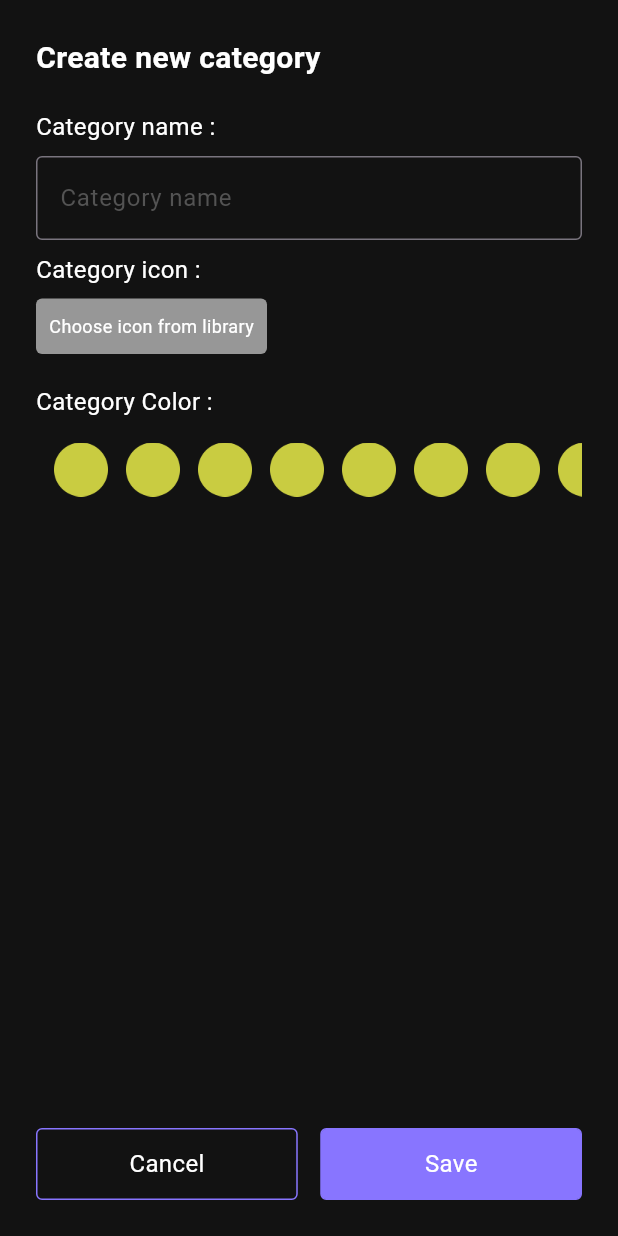
After one commit to RezaGustian29/todolist, a Flutter app: the AddCategoryView screen opened by its route, on a phone screen of 412 x 824 dp. The commit adds this screen. Run offline on Flutter 3.47's test engine with Material 3 defaults, Android fonts, the phone set to English and light mode, and no system bars; missing offline and left inert: omni_datetime_picker.

Commit message:
Wip: Category View

```diff
--- a/lib/main.dart
+++ b/lib/main.dart
@@ -4,6 +4,7 @@ import 'package:todolist/provider/page_provider.dart';
 import 'package:todolist/view/auth/login_view.dart';
 import 'package:todolist/view/auth/register_view.dart';
 import 'package:todolist/view/bottom_navbar/bottom_navbar.dart';
+import 'package:todolist/view/category/add_category_view.dart';
 import 'package:todolist/view/home/home_view.dart';
 
 void main() {
@@ -30,6 +31,7 @@ class MyApp extends StatelessWidget {
           '/bottom': (context) => const BottomNavbar(),
           '/register': (context) => const RegisterView(),
           '/home': (context) => const HomeView(),
+          '/category': (context) => const AddCategoryView(),
         },
       ),
     );
--- a/lib/view/bottom_navbar/bottom_navbar.dart
+++ b/lib/view/bottom_navbar/bottom_navbar.dart
@@ -159,13 +159,19 @@ class _BottomNavbarState extends State<BottomNavbar> {
                                                     children: <Widget>[
                                                       ...List.generate(
                                                         12,
-                                                        (context) =>
-                                                            Image.asset(
-                                                          'assets/icons/icons_category.png',
-                                                          width: 64,
-                                                          height: 90,
+                                                        (index) =>
+                                                            GestureDetector(
+                                                          onTap: () => Navigator
+                                                              .pushNamed(
+                                                                  context,
+                                                                  '/category'),
+                                                          child: Image.asset(
+                                                            'assets/icons/icons_category.png',
+                                                            width: 64,
+                                                            height: 90,
+                                                          ),
                                                         ),
-                                                      ),
+                                                      )
                                                     ],
                                                   ),
                                                   Row(
--- /dev/null
+++ b/lib/view/category/add_category_view.dart
@@ -0,0 +1,199 @@
+import 'package:flutter/material.dart';
+import 'package:todolist/config/theme.dart';
+
+class AddCategoryView extends StatefulWidget {
+  const AddCategoryView({super.key});
+
+  @override
+  State<AddCategoryView> createState() => _AddCategoryViewState();
+}
+
+class _AddCategoryViewState extends State<AddCategoryView> {
+  @override
+  Widget build(BuildContext context) {
+    Widget content() {
+      return Column(
+        crossAxisAlignment: CrossAxisAlignment.start,
+        children: [
+          Text(
+            'Create new category',
+            style: primaryTextStyle.copyWith(
+              fontSize: 20,
+              fontWeight: bold,
+            ),
+          ),
+          const SizedBox(height: 20),
+          Text(
+            'Category name :',
+            style: primaryTextStyle.copyWith(
+              fontSize: 16,
+              fontWeight: regular,
+            ),
+          ),
+          const SizedBox(
+            height: 8,
+          ),
+          TextFormField(
+            style: primaryTextStyle.copyWith(fontSize: 16, fontWeight: regular),
+            decoration: InputDecoration(
+              border: OutlineInputBorder(
+                borderRadius: BorderRadius.circular(defaultRadius),
+              ),
+              focusedBorder: OutlineInputBorder(
+                borderSide: BorderSide(color: secondaryColor),
+              ),
+              hintText: 'Category name',
+              hintStyle: subtitleTextStyle.copyWith(
+                fontSize: 16,
+                fontWeight: regular,
+              ),
+            ),
+          ),
+          const SizedBox(
+            height: 8,
+          ),
+          Text(
+            'Category icon :',
+            style: primaryTextStyle.copyWith(
+              fontSize: 16,
+              fontWeight: regular,
+            ),
+          ),
+          const SizedBox(
+            height: 8,
+          ),
+          Container(
+            width: 154,
+            height: 37,
+            decoration: BoxDecoration(
+                color: secondaryColor,
+                borderRadius: BorderRadius.circular(defaultRadius)),
+            child: Center(
+              child: Text(
+                'Choose icon from library',
+                style: primaryTextStyle.copyWith(
+                  fontSize: 12,
+                  fontWeight: regular,
+                ),
+              ),
+            ),
+          ),
+          const SizedBox(
+            height: 20,
+          ),
+          Text(
+            'Category Color :',
+            style: primaryTextStyle.copyWith(
+              fontSize: 16,
+              fontWeight: regular,
+            ),
+          ),
+        ],
+      );
+    }
+
+    Widget categoryColor() {
+      return SingleChildScrollView(
+        scrollDirection: Axis.horizontal,
+        child: Row(
+          children: [
+            ...List.generate(
+              20,
+              (context) => Padding(
+                padding: const EdgeInsets.only(left: 12),
+                child: Image.asset(
+                  'assets/icons/icons_color.png',
+                  width: 36,
+                ),
+              ),
+            ),
+          ],
+        ),
+      );
+    }
+
+    Widget button() {
+      return Row(children: [
+        Expanded(
+          child: GestureDetector(
+            onTap: () {
+              Navigator.pop(context);
+            },
+            child: SizedBox(
+              width: MediaQuery.of(context).size.width,
+              height: 48,
+              child: Container(
+                decoration: BoxDecoration(
+                  border: Border.all(color: purpleTextColor),
+                  borderRadius: BorderRadius.circular(defaultRadius),
+                ),
+                child: Row(
+                  mainAxisAlignment: MainAxisAlignment.center,
+                  children: [
+                    Text(
+                      'Cancel',
+                      style: primaryTextStyle.copyWith(
+                        fontSize: 16,
+                        fontWeight: regular,
+                      ),
+                    ),
+                  ],
+                ),
+              ),
+            ),
+          ),
+        ),
+        const SizedBox(width: 15),
+        Expanded(
+          child: GestureDetector(
+            onTap: () {
+              print('berhasil di save');
+            },
+            child: SizedBox(
+              width: MediaQuery.of(context).size.width,
+              height: 48,
+              child: Container(
+                decoration: BoxDecoration(
+                  color: purpleTextColor,
+                  border: Border.all(
+                    color: purpleTextColor,
+                  ),
+                  borderRadius: BorderRadius.circular(defaultRadius),
+                ),
+                child: Row(
+                  mainAxisAlignment: MainAxisAlignment.center,
+                  children: [
+                    Text(
+                      'Save',
+                      style: primaryTextStyle.copyWith(
+                        fontSize: 16,
+                        fontWeight: regular,
+                      ),
+                    ),
+                  ],
+                ),
+              ),
+            ),
+          ),
+        ),
+      ]);
+    }
+
+    return Scaffold(
+      backgroundColor: primaryColor,
+      body: SafeArea(
+          child: Padding(
+        padding: EdgeInsets.all(defaultMargin),
+        child: Column(
+          children: [
+            content(),
+            const SizedBox(height: 16),
+            categoryColor(),
+            const Spacer(),
+            button(),
+          ],
+        ),
+      )),
+    );
+  }
+}
```
Also changed, not shown: assets/icons/icons_color.png (added).
